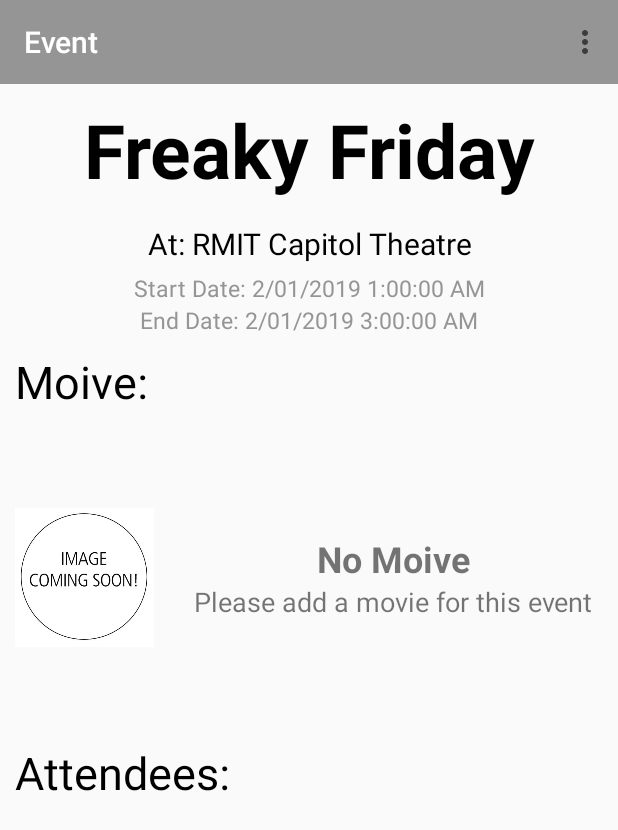
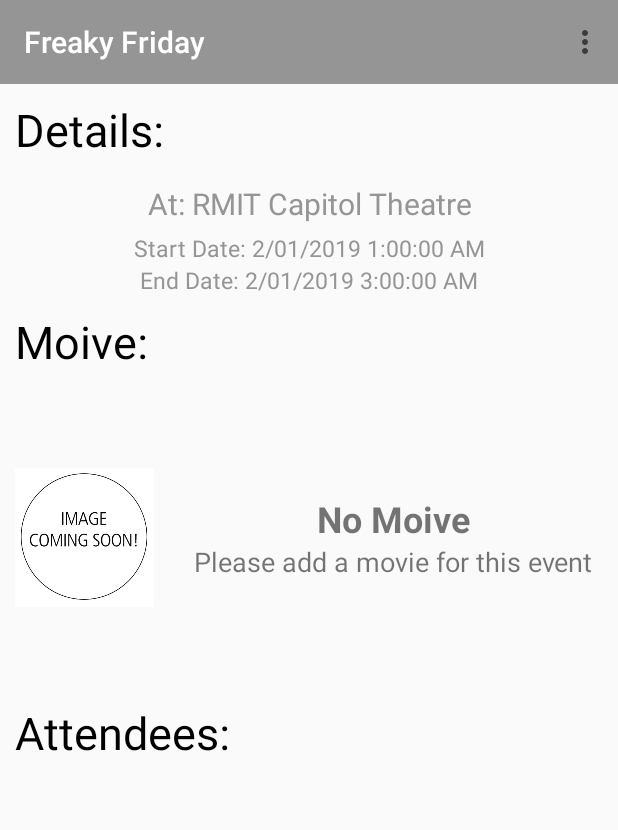
Before and after one commit to rmit-s3598284-JiaQi-Tang/Night-Movie-Planner-MAD-assignment1-, an Android app: the screen it shows after launch (EventDetailActivity), after a tap on "Freaky Friday", on a phone screen of 412 x 824 dp. Shown: the top 830 px of the screen. Run offline under Robolectric (Android 15) with nearby library versions, the phone set to English and light mode, and no system bars.

Commit message:
update UI

```diff
--- a/MovieNightPlanner/app/src/main/java/com/example/movienightplanner/EventDetailActivity.java
+++ b/MovieNightPlanner/app/src/main/java/com/example/movienightplanner/EventDetailActivity.java
@@ -19,7 +19,7 @@ public class EventDetailActivity extends AppCompatActivity {
     int eventPosition;
     AppEngineImpl appEngine = AppEngineImpl.getSharedInstance();
 
-    TextView tittleText;
+//    TextView tittleText;
     TextView venueText;
     TextView startDateText;
     TextView endDateText;
@@ -35,14 +35,14 @@ public class EventDetailActivity extends AppCompatActivity {
 
         //toolbar
         Toolbar toolbar = (Toolbar) findViewById(R.id.toolbar);
-        toolbar.setTitle("Event");
+        toolbar.setTitle(appEngine.eventLists.get(eventPosition).getTittle());
         setSupportActionBar(toolbar);
 
         //get the position integer parameter from MainActivity
         eventPosition = getIntent().getIntExtra("position", 1);
 
-        tittleText = (TextView) findViewById(R.id.tittleID);
-        tittleText.setText(appEngine.eventLists.get(eventPosition).getTittle());
+//        tittleText = (TextView) findViewById(R.id.tittleID);
+//        tittleText.setText(appEngine.eventLists.get(eventPosition).getTittle());
 
         venueText = (TextView) findViewById(R.id.venueID);
         venueText.setText("At: " + appEngine.eventLists.get(eventPosition).getVenue());
@@ -89,7 +89,12 @@ public class EventDetailActivity extends AppCompatActivity {
                 //pass the position integer as parameter
                 intent1.putExtra("position", eventPosition);
                 startActivity(intent1);
-                Toast.makeText(this, "Edit Event", Toast.LENGTH_SHORT).show();
+                Toast.makeText(this, "Select A Movie", Toast.LENGTH_SHORT).show();
+                break;
+
+            case R.id.addAttendees:
+
+                Toast.makeText(this, "Add Attendees", Toast.LENGTH_SHORT).show();
                 break;
 
             case R.id.menuEdit:
--- a/MovieNightPlanner/app/src/main/res/layout/activity_event_detail.xml
+++ b/MovieNightPlanner/app/src/main/res/layout/activity_event_detail.xml
@@ -18,23 +18,22 @@
         app:titleTextColor="@android:color/background_light" />
 
     <TextView
-        android:id="@+id/tittleID"
+        android:id="@+id/hardEventDetailID"
         android:layout_width="match_parent"
         android:layout_height="wrap_content"
         android:layout_below="@id/toolbar"
-        android:gravity="center_horizontal"
-        android:textColor="@android:color/background_dark"
+        android:textColor="@color/colorPrimary"
         android:padding="10dp"
-        android:textSize="50sp"
-        android:textStyle="bold"/>
+        android:text="Details: "
+        android:textSize="30sp"/>
 
     <TextView
         android:id="@+id/venueID"
         android:layout_width="match_parent"
         android:layout_height="wrap_content"
         android:gravity="center_horizontal"
-        android:layout_below="@id/tittleID"
-        android:textColor="@android:color/background_dark"
+        android:layout_below="@id/hardEventDetailID"
+        android:textColor="@color/colorAccent"
         android:padding="5dp"
         android:textSize="20sp"/>
 
--- a/MovieNightPlanner/app/src/main/res/menu/menu_eventdetail.xml
+++ b/MovieNightPlanner/app/src/main/res/menu/menu_eventdetail.xml
@@ -4,6 +4,10 @@
     <item
         android:id="@+id/addOrChangeMovie"
         android:title="Add/Change Moive" />
+
+    <item
+        android:id="@+id/addAttendees"
+        android:title="Add Attendees" />
 
     <item
         android:id="@+id/menuEdit"
```
Also changed, not shown: MovieNightPlanner/app/src/main/res/layout/event_listview_row.xml (+10 -0 lines).
